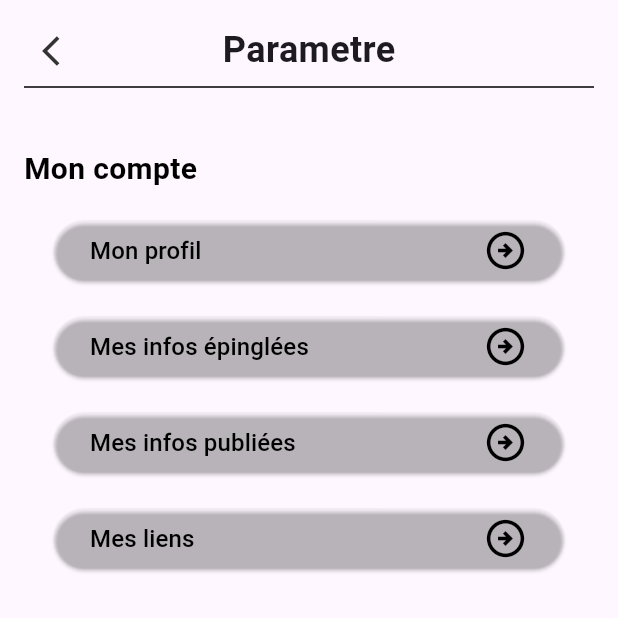
After one commit to Harmony3118/comunique2024, a Flutter app: the Pageparametre screen opened directly, on a phone screen of 412 x 824 dp, the top half of it. The commit adds this screen. Run offline on Flutter 3.47's test engine with Material 3 defaults, Android fonts, the phone set to English and light mode, and no system bars; our stand-ins replace file_picker, image_picker, multi_select_flutter, sqflite, table_calendar; missing offline and left inert: gsheets; accounts and stored records are empty; key blocks and very long unbroken strings in the code were emptied for the run.

Commit message:
parametre sans le navigator push vu que jsp c'est quel page

```diff
--- a/lib/main.dart
+++ b/lib/main.dart
@@ -10,7 +10,7 @@ import 'package:comunique2024/page/page_file_actualite.dart';
 import 'package:comunique2024/page/page_connection.dart';
 import 'package:comunique2024/page/page_header_footer.dart';
 import 'package:comunique2024/page/page_inscription.dart';
-import 'package:comunique2024/page/page_inscription_suite.dart';
+import 'package:comunique2024/page/page_parametre.dart';
 import 'package:flutter_localizations/flutter_localizations.dart';
 
 void main() async {
@@ -78,7 +78,7 @@ class MyApp extends StatelessWidget {
       home: const PageConnection(),
       // home: Scaffold(
       //   appBar: Header(),
-      //   body: AnnuairePage(),
+      //   body: Pageparametre(),
       //   bottomNavigationBar: Footer(),
       // ),
     );
--- a/lib/page/mois.dart
+++ b/lib/page/mois.dart
@@ -14,7 +14,7 @@ class HomePage extends StatefulWidget {
 
 
 class _HomePageState extends State<HomePage> {
-  int _currentIndex = 0;
+  int _currentIndex = 0; // mettre le racourcis vers la base de données
   final List<Widget Function(Function(int))> _pages = [
     (onPageChanged) => MoisView(onPageChanged: onPageChanged),
     (onPageChanged) => SemaineView(onPageChanged: onPageChanged),
@@ -86,7 +86,6 @@ class _MoisViewState extends State<MoisView> {
               ),
               SizedBox(width: 10),
 
-
               ElevatedButton(
                 style: ElevatedButton.styleFrom(
                   backgroundColor: Color.fromARGB(153, 100, 3, 42),
--- /dev/null
+++ b/lib/page/page_parametre.dart
@@ -0,0 +1,222 @@
+import 'package:flutter/material.dart';
+
+class Pageparametre extends StatelessWidget {
+  @override
+  Widget build(BuildContext context) {
+    return Scaffold(
+      body:Stack(
+        children: [
+           Column(
+
+        children: [
+          Padding(
+            padding: const EdgeInsets.all(16.0),
+            child: Column(
+
+              children: [
+                Row(
+                  mainAxisAlignment: MainAxisAlignment.center, // Centre verticalement le contenu
+                  crossAxisAlignment: CrossAxisAlignment.center, // Centre horizontalement le contenu
+                  children:[
+                    Text(
+                      'Parametre',
+                      style: TextStyle(fontSize: 24, fontWeight: FontWeight.bold),
+                    ),
+                  ],
+                ),
+                // Trait de séparation
+                Divider(
+                  color: Colors.black,
+                  thickness: 1.0,
+                ),
+              ],
+            ),
+          ),
+          // Section avec 4 boutons
+          Expanded(
+            child: Padding(
+              padding: const EdgeInsets.all(16.0),
+              child: Column(
+                 children: [
+                  Container(
+      alignment: Alignment.centerLeft,  // Aligner à gauche  // Facultatif : ajout d'un peu de padding pour ne pas coller au bord
+      child: Text(
+        'Mon compte',
+        style: TextStyle(
+          color: Colors.black,
+          fontSize: 20,
+          fontWeight: FontWeight.bold,
+        ),
+      ),
+    ),
+    SizedBox(height: 16),
+    Container(
+      padding: EdgeInsets.symmetric(horizontal: 20),
+      child:
+                  ElevatedButton(
+                style: ElevatedButton.styleFrom(
+                  backgroundColor: Color.fromARGB(1, 217, 217, 217),
+                ),
+                onPressed: () {},
+                child: Container(
+            child: Row(
+
+              mainAxisAlignment: MainAxisAlignment.start,
+              children: [
+                // Texte à gauche de la flèche
+                Text(
+                  'Mon profil', // Texte que vous voulez afficher
+                  style: TextStyle(
+                    color: Colors.black, // Couleur du texte
+                    fontSize: 16, // Taille du texte
+                  ),
+                ),
+                Spacer(), // Espacement entre le texte et la flèche
+                // Flèche entourée
+                Container(
+                    // Espacement autour de l'icône
+            child: Icon(
+              Icons.arrow_circle_right_outlined, // Icône de la flèche
+              color: Colors.black, // Couleur de l'icône
+              size: 30, // Taille de l'icône
+            ),
+          ),
+              ],
+        ),
+                ),
+                  ),
+    ),
+                  SizedBox(height: 16),
+                  Container(
+      padding: EdgeInsets.symmetric(horizontal: 20),
+      child:
+                  ElevatedButton(
+                style: ElevatedButton.styleFrom(
+                  backgroundColor: Color.fromARGB(1, 217, 217, 217),
+                ),
+                onPressed: () {},
+                child: Container(
+            child: Row(
+
+              mainAxisAlignment: MainAxisAlignment.start,
+              children: [
+                // Texte à gauche de la flèche
+                Text(
+                  'Mes infos épinglées', // Texte que vous voulez afficher
+                  style: TextStyle(
+                    color: Colors.black, // Couleur du texte
+                    fontSize: 16, // Taille du texte
+                  ),
+                ),
+                Spacer(), // Espacement entre le texte et la flèche
+                // Flèche entourée
+                Container(
+                    // Espacement autour de l'icône
+            child: Icon(
+              Icons.arrow_circle_right_outlined, // Icône de la flèche
+              color: Colors.black, // Couleur de l'icône
+              size: 30, // Taille de l'icône
+            ),
+          ),
+              ],
+        ),
+                ),
+                  ),
+                  ),
+                  SizedBox(height: 16),
+                  Container(
+      padding: EdgeInsets.symmetric(horizontal: 20),
+      child:
+                  ElevatedButton(
+                style: ElevatedButton.styleFrom(
+                  backgroundColor: Color.fromARGB(1, 217, 217, 217),
+                ),
+                onPressed: () {},
+                child: Container(
+            child: Row(
+
+              mainAxisAlignment: MainAxisAlignment.start,
+              children: [
+                // Texte à gauche de la flèche
+                Text(
+                  'Mes infos publiées', // Texte que vous voulez afficher
+                  style: TextStyle(
+                    color: Colors.black, // Couleur du texte
+                    fontSize: 16, // Taille du texte
+                  ),
+                ),
+                Spacer(), // Espacement entre le texte et la flèche
+                // Flèche entourée
+                Container(
+                    // Espacement autour de l'icône
+            child: Icon(
+              Icons.arrow_circle_right_outlined, // Icône de la flèche
+              color: Colors.black, // Couleur de l'icône
+              size: 30, // Taille de l'icône
+            ),
+          ),
+              ],
+        ),
+                ),
+                  ),
+                  ),
+
+                  SizedBox(height: 16),
+                  Container(
+      padding: EdgeInsets.symmetric(horizontal: 20),
+      child:
+                  ElevatedButton(
+                style: ElevatedButton.styleFrom(
+                  backgroundColor: Color.fromARGB(1, 217, 217, 217),
+                ),
+                onPressed: () {},
+                child: Container(
+            child: Row(
+
+              mainAxisAlignment: MainAxisAlignment.start,
+              children: [
+                // Texte à gauche de la flèche
+                Text(
+                  'Mes liens', // Texte que vous voulez afficher
+                  style: TextStyle(
+                    color: Colors.black, // Couleur du texte
+                    fontSize: 16, // Taille du texte
+                  ),
+                ),
+                Spacer(), // Espacement entre le texte et la flèche
+                // Flèche entourée
+                Container(
+                    // Espacement autour de l'icône
+            child: Icon(
+              Icons.arrow_circle_right_outlined, // Icône de la flèche
+              color: Colors.black, // Couleur de l'icône
+              size: 30, // Taille de l'icône
+            ),
+          ),
+              ],
+        ),
+                ),
+                  ),
+              ),
+                  ],
+      ),
+            ),
+          ),
+          ],
+           ),
+       Positioned(
+            top: 10,
+            left: 16,
+            child:
+            IconButton(
+              icon: Icon(Icons.arrow_back_ios, color: Color.fromARGB(255, 51, 51, 51)),
+              onPressed: () {
+                Navigator.pop(context); // Retourner à la page précédente
+             },
+            ),
+          ),
+        ],
+      ),
+    );
+  }
+}
```
Also changed, not shown: lib/widget/inscription_sheet.dart (line endings or trailing spaces).
